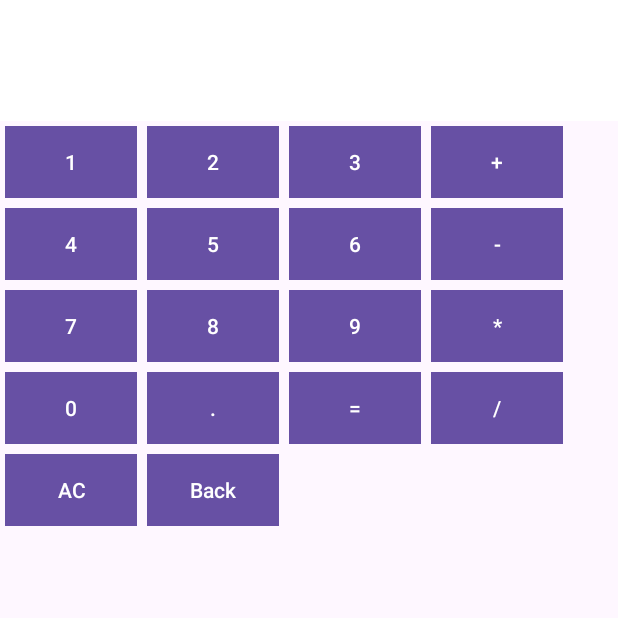
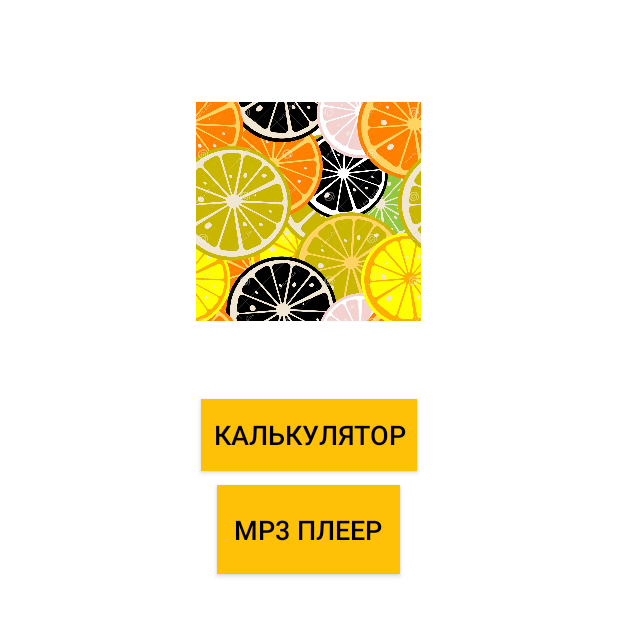
Before and after one commit to fantiknumberone/limon, an Android app: the screen it shows after launch (MainActivity), on a phone screen of 412 x 824 dp, the top half of it. Run offline under Robolectric (Android 15) with nearby library versions, the phone set to English and light mode, and no system bars.

Commit message:
вынес калькулятор в отдельный кт и начало мп3 плеера

```diff
--- a/app/src/main/AndroidManifest.xml
+++ b/app/src/main/AndroidManifest.xml
@@ -12,15 +12,19 @@
         android:supportsRtl="true"
         android:theme="@style/Theme.LIMON"
         tools:targetApi="31">
+
         <activity
             android:name=".MainActivity"
             android:exported="true"
             tools:ignore="MissingClass">
-            <intent-filter><action android:name="android.intent.action.MAIN" />
+            <intent-filter>
+                <action android:name="android.intent.action.MAIN" />
 
                 <category android:name="android.intent.category.LAUNCHER" />
             </intent-filter>
         </activity>
+        <activity android:name=".CalcActivity" />
+        <activity android:name=".MusicActivity" />
     </application>
 
 </manifest>
--- a/app/src/main/java/com/example/limon/MainActivity.kt
+++ b/app/src/main/java/com/example/limon/MainActivity.kt
@@ -1,83 +1,28 @@
 package com.example.limon
 
+import android.content.Intent
 import android.os.Bundle
-import android.view.View
 import android.widget.Button
-import android.widget.TextView
 import androidx.appcompat.app.AppCompatActivity
 
 class MainActivity : AppCompatActivity() {
-
-    private var buffer: Double? = null
-    private var op: String? = null
-    private var isNewInput = true
-    private lateinit var display: TextView
 
     override fun onCreate(savedInstanceState: Bundle?) {
         super.onCreate(savedInstanceState)
         setContentView(R.layout.activity_main)
 
-        display = findViewById(R.id.display)
-    }
+
+        val calcButton: Button = findViewById(R.id.calc_button)
+        calcButton.setOnClickListener {
+            val intent = Intent(this, CalcActivity::class.java)
+            startActivity(intent)
+        }
 
 
-    fun appendText(view: View) {
-        if (isNewInput) {
-            display.text = ""
-            isNewInput = false
-        }
-        val button = view as Button
-        display.append(button.text)
-    }
-
-
-    fun ops(view: View) {
-        buffer = display.text.toString().toDouble()
-        val button = view as Button
-        op = button.text.toString()
-        isNewInput = true
-        display.text = op
-    }
-
-
-    fun equal(view: View) {
-        val secondValue = display.text.toString().toDouble()
-        val result = when (op) {
-            "+" -> buffer!! + secondValue
-            "-" -> buffer!! - secondValue
-            "*" -> buffer!! * secondValue
-            "/" -> buffer!! / secondValue
-            else -> null
-        }
-        display.text = result.toString()
-        isNewInput = true
-        buffer = result
-        op = null
-    }
-
-
-    fun back(view: View) {
-        val currentText = display.text.toString()
-        if (currentText.isNotEmpty()) {
-            display.text = currentText.dropLast(1)
-        }
-    }
-
-
-    fun backAll(view: View) {
-        buffer = null
-        op = null
-        display.text = ""
-        isNewInput = true
-    }
-
-
-    fun floatInput(view: View) {
-        if (isNewInput) {
-            display.text = "0."
-            isNewInput = false
-        } else if (!display.text.contains(".")) {
-            display.append(".")
+        val musicButton: Button = findViewById(R.id.music_button)
+        musicButton.setOnClickListener {
+            val intent = Intent(this, MusicActivity::class.java)
+            startActivity(intent)
         }
     }
 }
--- a/app/src/main/res/layout/activity_main.xml
+++ b/app/src/main/res/layout/activity_main.xml
@@ -1,166 +1,57 @@
 <?xml version="1.0" encoding="utf-8"?>
 <RelativeLayout xmlns:android="http://schemas.android.com/apk/res/android"
-    xmlns:app="http://schemas.android.com/apk/res-auto"
     android:layout_width="match_parent"
-    android:layout_height="match_parent">
+    android:layout_height="match_parent"
+    android:padding="16dp"
+    android:background="#FFFFFF">
 
-    <TextView
-        android:id="@+id/display"
+
+    <ImageView
+        android:id="@+id/logo"
+        android:layout_width="150dp"
+        android:layout_height="150dp"
+        android:layout_centerHorizontal="true"
+        android:layout_marginTop="50dp"
+        android:src="@drawable/app_logo"
+    android:contentDescription="@string/app_logo" />
+
+
+    <androidx.appcompat.widget.AppCompatButton
+        android:id="@+id/calc_button"
+        android:layout_width="144dp"
+        android:layout_height="wrap_content"
+        android:layout_below="@id/logo"
+        android:layout_centerHorizontal="true"
+        android:layout_marginTop="50dp"
+        android:background="#FFC107"
+        android:text="@string/button_calc"
+        android:textColor="@color/black"
+        android:textColorLink="#FFEB3B"
+        android:textSize="18sp" />
+
+
+    <androidx.appcompat.widget.AppCompatButton
+        android:id="@+id/music_button"
+        android:layout_width="122dp"
+        android:layout_height="59dp"
+        android:layout_below="@id/calc_button"
+        android:layout_centerHorizontal="true"
+        android:layout_marginTop="9dp"
+        android:background="#FFC107"
+        android:text="@string/button_mp3b"
+        android:textColor="@color/black"
+        android:textColorLink="@color/black"
+        android:textSize="18sp" />
+
+
+    <LinearLayout
+        android:id="@+id/future_buttons"
         android:layout_width="match_parent"
         android:layout_height="wrap_content"
-        android:textSize="36sp"
-        android:gravity="end"
-        android:padding="16dp"
-        android:background="#FFFFFF"/>
+        android:layout_below="@id/music_button"
+        android:layout_marginTop="50dp"
+        android:orientation="vertical"
+        android:padding="16dp">
 
-    <GridLayout
-        android:layout_width="match_parent"
-        android:layout_height="match_parent"
-        android:layout_below="@id/display"
-        android:columnCount="4">
-
-        <Button
-            android:layout_margin="3dp"
-            android:background="#3F51B5"
-            android:onClick="appendText"
-            android:text="@string/button_1"
-            app:iconPadding="10dp"
-            app:iconSize="10dp" />
-
-        <Button
-            android:layout_margin="3dp"
-            android:background="#3F51B5"
-            android:onClick="appendText"
-            android:text="@string/button_2"
-            app:iconPadding="10dp"
-            app:iconSize="10dp" />
-
-        <Button
-            android:layout_margin="3dp"
-            android:background="#3F51B5"
-            android:onClick="appendText"
-            android:text="@string/button_3"
-            app:iconPadding="10dp"
-            app:iconSize="10dp" />
-
-        <Button
-            android:layout_margin="3dp"
-            android:background="#3F51B5"
-            android:onClick="ops"
-            android:text="@string/button_plus"
-            app:iconPadding="10dp"
-            app:iconSize="10dp" />
-
-        <Button
-            android:layout_margin="3dp"
-            android:background="#3F51B5"
-            android:onClick="appendText"
-            android:text="@string/button_4"
-            app:iconPadding="10dp"
-            app:iconSize="10dp" />
-
-        <Button
-            android:layout_margin="3dp"
-            android:background="#3F51B5"
-            android:onClick="appendText"
-            android:text="@string/button_5"
-            app:iconPadding="10dp"
-            app:iconSize="10dp" />
-
-        <Button
-            android:layout_margin="3dp"
-            android:background="#3F51B5"
-            android:onClick="appendText"
-            android:text="@string/button_6"
-            app:iconPadding="10dp"
-            app:iconSize="10dp" />
-
-        <Button
-            android:layout_margin="3dp"
-            android:background="#3F51B5"
-            android:onClick="ops"
-            android:text="@string/button_minus"
-            app:iconPadding="10dp"
-            app:iconSize="10dp" />
-
-        <Button
-            android:layout_margin="3dp"
-            android:background="#3F51B5"
-            android:onClick="appendText"
-            android:text="@string/button_7"
-            app:iconPadding="10dp"
-            app:iconSize="10dp" />
-
-        <Button
-            android:layout_margin="3dp"
-            android:background="#3F51B5"
-            android:onClick="appendText"
-            android:text="@string/button_8"
-            app:iconPadding="10dp"
-            app:iconSize="10dp" />
-
-        <Button
-            android:layout_margin="3dp"
-            android:background="#3F51B5"
-            android:onClick="appendText"
-            android:text="@string/button_9"
-            app:iconPadding="10dp"
-            app:iconSize="10dp" />
-
-        <Button
-            android:layout_margin="3dp"
-            android:background="#3F51B5"
-            android:onClick="ops"
-            android:text="@string/button_multiply"
-            app:iconPadding="10dp"
-            app:iconSize="10dp" />
-
-        <Button
-            android:layout_margin="3dp"
-            android:background="#3F51B5"
-            android:onClick="appendText"
-            android:text="@string/button_0"
-            app:iconPadding="10dp"
-            app:iconSize="10dp" />
-
-        <Button
-            android:layout_margin="3dp"
-            android:background="#3F51B5"
-            android:onClick="floatInput"
-            android:text="@string/button_float"
-            app:iconPadding="10dp"
-            app:iconSize="10dp" />
-
-        <Button
-            android:layout_margin="3dp"
-            android:background="#3F51B5"
-            android:onClick="equal"
-            android:text="@string/button_equal"
-            app:iconPadding="10dp"
-            app:iconSize="10dp" />
-
-        <Button
-            android:layout_margin="3dp"
-            android:background="#3F51B5"
-            android:onClick="ops"
-            android:text="@string/button_divide"
-            app:iconPadding="10dp"
-            app:iconSize="10dp" />
-
-        <Button
-            android:layout_margin="3dp"
-            android:background="#3F51B5"
-            android:onClick="backAll"
-            android:text="@string/button_ac"
-            app:iconPadding="10dp"
-            app:iconSize="10dp" />
-
-        <Button
-            android:layout_margin="3dp"
-            android:background="#3F51B5"
-            android:onClick="back"
-            android:text="@string/button_back"
-            app:iconPadding="10dp"
-            app:iconSize="10dp" />
-    </GridLayout>
+    </LinearLayout>
 </RelativeLayout>
--- a/app/src/main/res/values/strings.xml
+++ b/app/src/main/res/values/strings.xml
@@ -1,6 +1,14 @@
 <?xml version="1.0" encoding="utf-8"?>
 <resources>
     <string name="app_name">LIMON</string>
+    <string name="app_logo">Логотип приложения</string>
+
+
+    <string name="button_mp3b">MP3 Плеер</string>
+    <string name="button_mp3text">MP3 Плеер (заглушка)</string>
+
+
+    <string name="button_calc">Калькулятор</string>
     <string name="button_1">1</string>
     <string name="button_2">2</string>
     <string name="button_3">3</string>
```
Also changed, not shown: app/src/main/java/com/example/limon/CalcActivity.kt (added, +77 -0 lines), app/src/main/java/com/example/limon/MusicActivity.kt (added, +16 -0 lines), app/src/main/res/layout/activity_calc.xml (added, +167 -0 lines), app/src/main/res/layout/activity_music.xml (added, +14 -0 lines), app/src/main/res/drawable/app_logo.jpg (added), 4 other files.
